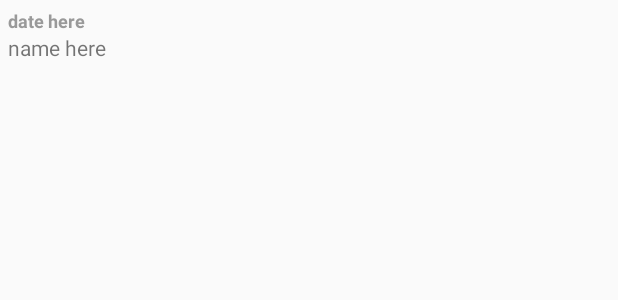
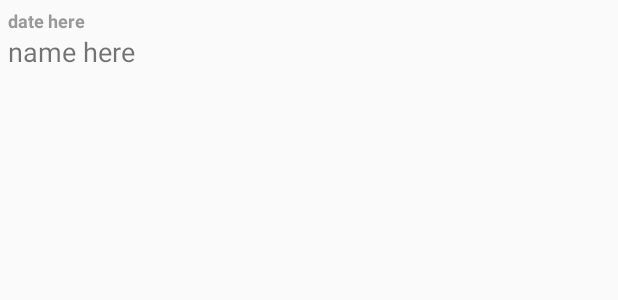
Before and after one commit to bdunklau/TelePatriot-Android, an Android app: the layout list_item.xml on its own in the app's theme, with its tools: preview values and no code run, on a phone screen of 412 x 824 dp. Shown: the top 300 px of the screen. Run offline under Robolectric (Android 15) with nearby library versions, the phone set to English and light mode, and no system bars.

Commit message:
Minor: added some styling to user_list_fragment.xml and list_item.xml

```diff
--- a/app/src/main/res/layout/list_item.xml
+++ b/app/src/main/res/layout/list_item.xml
@@ -30,7 +30,7 @@
             android:layout_marginLeft="5dp"
             android:layout_marginTop="0dp"
             android:gravity="left"
-            android:textSize="14sp"
+            android:textSize="18sp"
             tools:text="name here" />
 
         <TextView
@@ -42,7 +42,7 @@
             android:layout_marginLeft="5dp"
             android:layout_marginTop="5dp"
             android:gravity="left"
-            android:textSize="14sp"
+            android:textSize="18sp"
             tools:text="" />
 
 
--- a/app/src/main/res/layout/user_list_fragment.xml
+++ b/app/src/main/res/layout/user_list_fragment.xml
@@ -25,6 +25,7 @@
                 android:layout_marginLeft="10dp"
                 android:text="Role"
                 android:textSize="18sp"
+                android:textStyle="bold"
                 android:layout_alignParentTop="true"
                 android:layout_centerHorizontal="true" />
 
```
